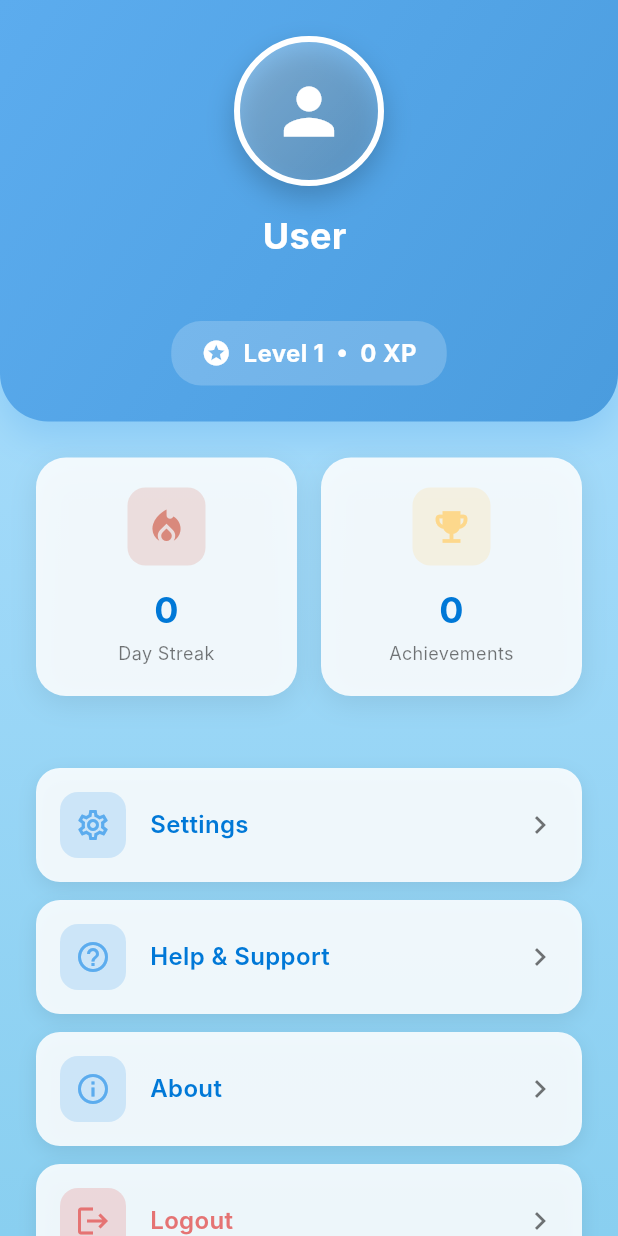
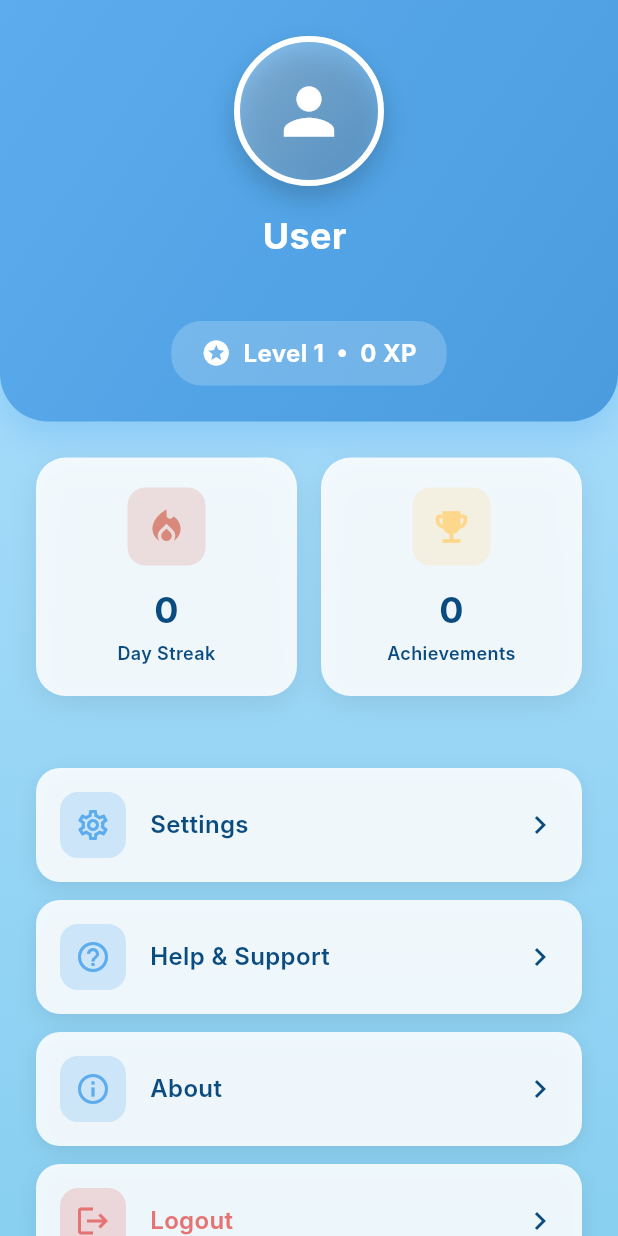
Before and after one commit to CSLiI/Gamified-mental-health-app, a Flutter app: the ProfileScreen screen opened directly, on a phone screen of 412 x 824 dp. Run offline on Flutter 3.47's test engine with Material 3 defaults, Android fonts, the phone set to English and light mode, and no system bars; our stand-ins replace dio, flutter_riverpod, flutter_secure_storage, go_router, lottie, shared_preferences; accounts and stored records are empty; network calls fail; Roboto replaces fonts that are missing (Inter).

```diff
--- a/mental_health_app/lib/presentation/screens/profile/profile_screen.dart
+++ b/mental_health_app/lib/presentation/screens/profile/profile_screen.dart
@@ -289,7 +289,7 @@ class _ProfileScreenState extends State<ProfileScreen> {
             style: const TextStyle(
               fontSize: 24,
               fontWeight: FontWeight.bold,
-              color: Color(0xFF0078D7),
+              color: Color(0xFF0A4B80), // Darker blue for better contrast
             ),
           ),
           const SizedBox(height: 4),
@@ -297,7 +297,8 @@ class _ProfileScreenState extends State<ProfileScreen> {
             label,
             style: const TextStyle(
               fontSize: 12,
-              color: Colors.black54,
+              fontWeight: FontWeight.w600,
+              color: Color(0xFF0A4B80), // Darker blue for better contrast
             ),
             textAlign: TextAlign.center,
           ),
@@ -383,7 +384,8 @@ class _ProfileScreenState extends State<ProfileScreen> {
                         style: const TextStyle(
                           fontSize: 11,
                           fontWeight: FontWeight.bold,
-                          color: Color(0xFF0078D7),
+                          color: Color(
+                              0xFF0A4B80), // Darker blue for better contrast
                         ),
                         textAlign: TextAlign.center,
                         maxLines: 2,
@@ -486,13 +488,15 @@ class _ProfileScreenState extends State<ProfileScreen> {
                     style: TextStyle(
                       fontSize: 16,
                       fontWeight: FontWeight.w600,
-                      color: color ?? const Color(0xFF0078D7),
+                      color: color ??
+                          const Color(
+                              0xFF0A4B80), // Darker blue for better contrast
                     ),
                   ),
                 ),
                 const Icon(
                   Icons.chevron_right,
-                  color: Colors.black54,
+                  color: Color(0xFF0A4B80), // Darker for better contrast
                 ),
               ],
             ),
```
Also changed, not shown: mental_health_app/lib/presentation/screens/journal/journal_screen.dart (+8 -6 lines), mental_health_app/lib/presentation/screens/mood/mood_screen.dart (+7 -4 lines).
